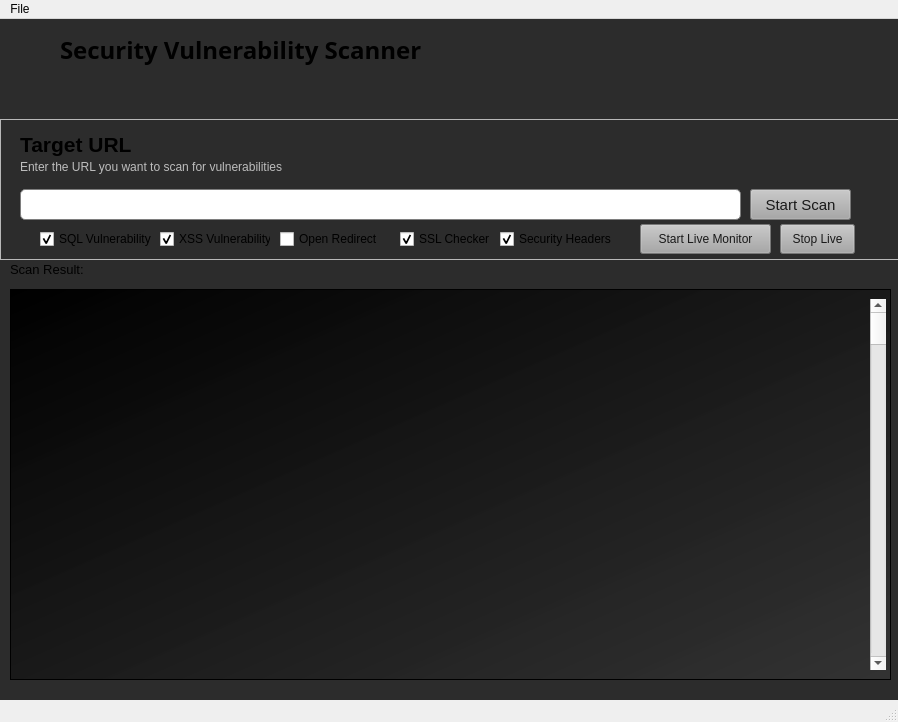
Qt form Omengui.ui (R1zoro/Omen-Sight) before a commit.
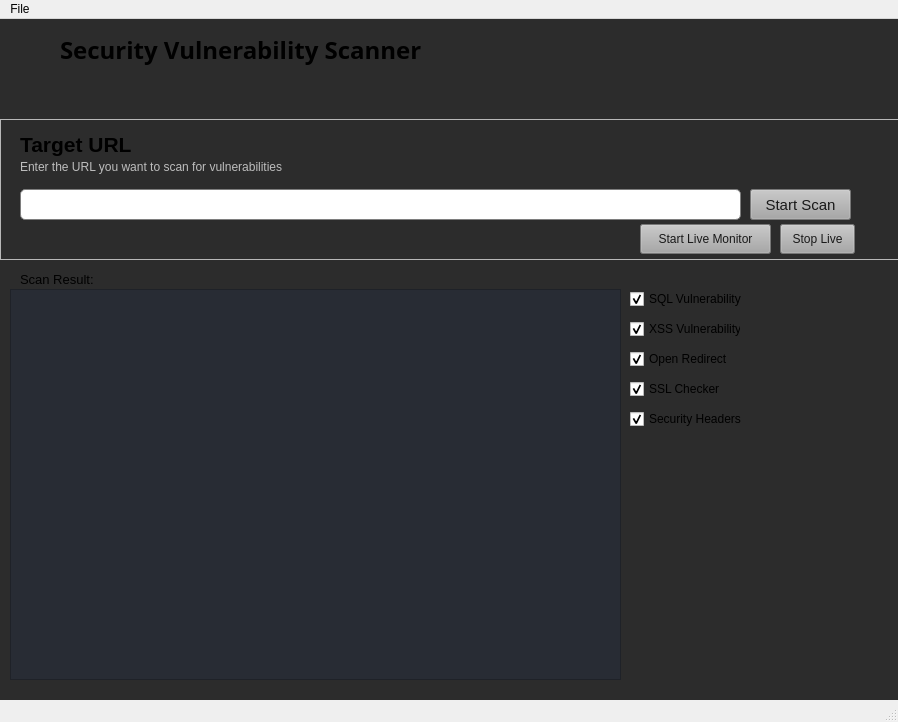
The same form after that commit. Icons and pictures are not drawn.

Diff of the .ui file:
```diff
--- a/Omengui.ui
+++ b/Omengui.ui
@@ -138,86 +138,6 @@
       <string>Enter the URL you want to scan for vulnerabilities</string>
      </property>
     </widget>
-    <widget class="QCheckBox" name="SQLcheck">
-     <property name="geometry">
-      <rect>
-       <x>40</x>
-       <y>110</y>
-       <width>121</width>
-       <height>20</height>
-      </rect>
-     </property>
-     <property name="text">
-      <string>SQL Vulnerability</string>
-     </property>
-     <property name="checked">
-      <bool>true</bool>
-     </property>
-    </widget>
-    <widget class="QCheckBox" name="XSScheck">
-     <property name="geometry">
-      <rect>
-       <x>160</x>
-       <y>110</y>
-       <width>111</width>
-       <height>20</height>
-      </rect>
-     </property>
-     <property name="text">
-      <string>XSS Vulnerability</string>
-     </property>
-     <property name="checked">
-      <bool>true</bool>
-     </property>
-    </widget>
-    <widget class="QCheckBox" name="OpenRedirectcheck">
-     <property name="geometry">
-      <rect>
-       <x>280</x>
-       <y>110</y>
-       <width>111</width>
-       <height>20</height>
-      </rect>
-     </property>
-     <property name="text">
-      <string>Open Redirect</string>
-     </property>
-     <property name="checked">
-      <bool>false</bool>
-     </property>
-    </widget>
-    <widget class="QCheckBox" name="SSLcheck">
-     <property name="geometry">
-      <rect>
-       <x>400</x>
-       <y>110</y>
-       <width>91</width>
-       <height>20</height>
-      </rect>
-     </property>
-     <property name="text">
-      <string>SSL Checker</string>
-     </property>
-     <property name="checked">
-      <bool>true</bool>
-     </property>
-    </widget>
-    <widget class="QCheckBox" name="SecurityHeadcheck">
-     <property name="geometry">
-      <rect>
-       <x>500</x>
-       <y>110</y>
-       <width>121</width>
-       <height>20</height>
-      </rect>
-     </property>
-     <property name="text">
-      <string>Security Headers</string>
-     </property>
-     <property name="checked">
-      <bool>true</bool>
-     </property>
-    </widget>
     <widget class="QPushButton" name="LiveButton">
      <property name="geometry">
       <rect>
@@ -303,8 +223,8 @@
    <widget class="QLabel" name="label_3">
     <property name="geometry">
      <rect>
-      <x>10</x>
-      <y>240</y>
+      <x>20</x>
+      <y>250</y>
       <width>101</width>
       <height>21</height>
      </rect>
@@ -329,7 +249,7 @@
      <rect>
       <x>10</x>
       <y>270</y>
-      <width>881</width>
+      <width>611</width>
       <height>391</height>
      </rect>
     </property>
@@ -337,26 +257,112 @@
      <bool>false</bool>
     </property>
     <property name="styleSheet">
-     <string notr="true">background-color: rgb(148, 148, 148);
-background-color: qlineargradient(spread:pad, x1:0, y1:0, x2:1, y2:1, stop:0 rgba(0, 0, 0, 255), stop:1 rgba(52, 52, 52, 218));</string>
+     <string notr="true">border-color: rgb(134, 213, 255);
+background-color: rgb(40, 44, 52);
+
+font: 12pt &quot;Consolas&quot;;</string>
     </property>
    </widget>
-   <widget class="QScrollBar" name="verticalScrollBar">
+   <widget class="QCheckBox" name="SQLcheck">
+    <property name="geometry">
+     <rect>
+      <x>630</x>
+      <y>270</y>
+      <width>121</width>
+      <height>20</height>
+     </rect>
+    </property>
+    <property name="text">
+     <string>SQL Vulnerability</string>
+    </property>
+    <property name="checkable">
+     <bool>true</bool>
+    </property>
+    <property name="checked">
+     <bool>true</bool>
+    </property>
+    <property name="tristate">
+     <bool>false</bool>
+    </property>
+   </widget>
+   <widget class="QCheckBox" name="XSScheck">
+    <property name="geometry">
+     <rect>
+      <x>630</x>
+      <y>300</y>
+      <width>111</width>
+      <height>20</height>
+     </rect>
+    </property>
+    <property name="text">
+     <string>XSS Vulnerability</string>
+    </property>
+    <property name="checked">
+     <bool>true</bool>
+    </property>
+   </widget>
+   <widget class="QCheckBox" name="OpenRedirectcheck">
     <property name="enabled">
      <bool>true</bool>
     </property>
     <property name="geometry">
      <rect>
-      <x>870</x>
-      <y>280</y>
-      <width>16</width>
-      <height>371</height>
+      <x>630</x>
+      <y>330</y>
+      <width>111</width>
+      <height>20</height>
      </rect>
     </property>
-    <property name="orientation">
-     <enum>Qt::Orientation::Vertical</enum>
+    <property name="text">
+     <string>Open Redirect</string>
     </property>
+    <property name="checked">
+     <bool>true</bool>
+    </property>
    </widget>
+   <widget class="QCheckBox" name="SSLcheck">
+    <property name="geometry">
+     <rect>
+      <x>630</x>
+      <y>360</y>
+      <width>91</width>
+      <height>20</height>
+     </rect>
+    </property>
+    <property name="text">
+     <string>SSL Checker</string>
+    </property>
+    <property name="checked">
+     <bool>true</bool>
+    </property>
+   </widget>
+   <widget class="QCheckBox" name="SecurityHeadcheck">
+    <property name="geometry">
+     <rect>
+      <x>630</x>
+      <y>390</y>
+      <width>121</width>
+      <height>20</height>
+     </rect>
+    </property>
+    <property name="text">
+     <string>Security Headers</string>
+    </property>
+    <property name="checked">
+     <bool>true</bool>
+    </property>
+   </widget>
+   <zorder>label</zorder>
+   <zorder>frame</zorder>
+   <zorder>label_5</zorder>
+   <zorder>Heading</zorder>
+   <zorder>label_3</zorder>
+   <zorder>SQLcheck</zorder>
+   <zorder>XSScheck</zorder>
+   <zorder>OpenRedirectcheck</zorder>
+   <zorder>SSLcheck</zorder>
+   <zorder>SecurityHeadcheck</zorder>
+   <zorder>textEdit</zorder>
   </widget>
   <widget class="QMenuBar" name="menubar">
    <property name="geometry">
```
Left out of the diff: 9 changed lines with no effect on the pictures.
